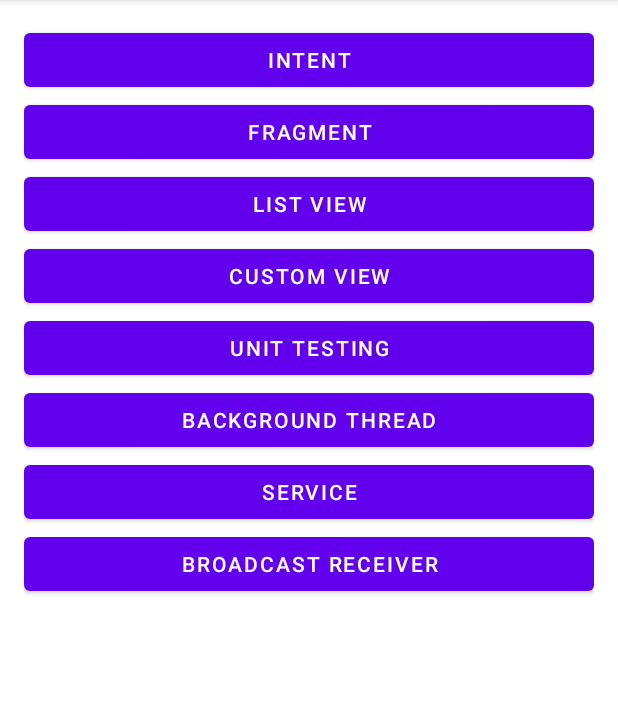
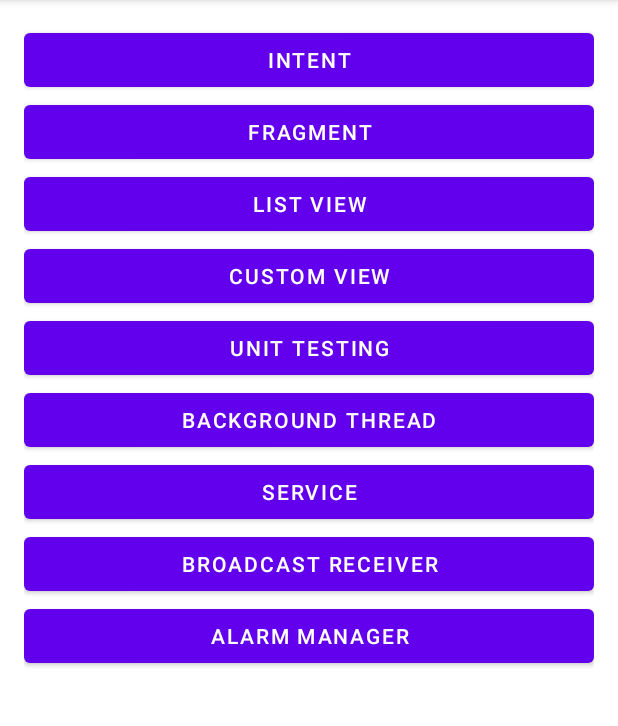
Before and after one commit to mnfaizp/android-fundamental-dicoding-course, an Android app: the screen it shows after launch (MainActivity), on a phone screen of 412 x 824 dp, the part 84-810 px from its top. Run offline under Robolectric (Android 15) with nearby library versions, the phone set to English and light mode, and no system bars.

Commit message:
generate alarm manager and fix intent to broadcast receiver

```diff
--- a/app/src/main/java/com/example/fundamental/MainActivity.kt
+++ b/app/src/main/java/com/example/fundamental/MainActivity.kt
@@ -34,6 +34,9 @@ class MainActivity : AppCompatActivity(), View.OnClickListener {
 
         val btnToBroadcastReceiver: Button = findViewById(R.id.btn_to_broadcast_receiver)
         btnToBackgroundThreadActivity.setOnClickListener(this)
+
+        val btnToAlarmManagerActivity: Button = findViewById(R.id.btn_to_alarm_manager)
+        btnToAlarmManagerActivity.setOnClickListener(this)
     }
 
     override fun onClick(v: View?) {
@@ -75,7 +78,12 @@ class MainActivity : AppCompatActivity(), View.OnClickListener {
 
             R.id.btn_to_broadcast_receiver -> {
                 val mIntent = Intent(this, BroadcastReceiverActivity::class.java)
-                startService(mIntent)
+                startActivity(mIntent)
+            }
+
+            R.id.btn_to_alarm_manager -> {
+                val mIntent = Intent(this, AlarmManagerActivity::class.java)
+                startActivity(mIntent)
             }
         }
     }
--- a/app/src/main/res/layout/activity_main.xml
+++ b/app/src/main/res/layout/activity_main.xml
@@ -55,4 +55,10 @@
         android:layout_height="wrap_content"
         android:text="@string/broadcast_receiver" />
 
+    <Button
+        android:id="@+id/btn_to_alarm_manager"
+        android:layout_width="match_parent"
+        android:layout_height="wrap_content"
+        android:text="@string/alarm_manager" />
+
 </LinearLayout>
--- a/app/src/main/res/values/strings.xml
+++ b/app/src/main/res/values/strings.xml
@@ -45,6 +45,7 @@
     <string name="close">Close</string>
     <string name="incoming_message">Incoming Message</string>
     <string name="from">from: %s</string>
+    <string name="alarm_manager">Alarm Manager</string>
 
     <string-array name="data_name">
         <item>Ahmad Dahlan</item>
```
Also changed, not shown: app/src/main/AndroidManifest.xml (+3 -4 lines), app/src/main/java/com/example/fundamental/AlarmManagerActivity.kt (added, +11 -0 lines), app/src/main/res/layout/activity_alarm_manager.xml (added, +9 -0 lines).
